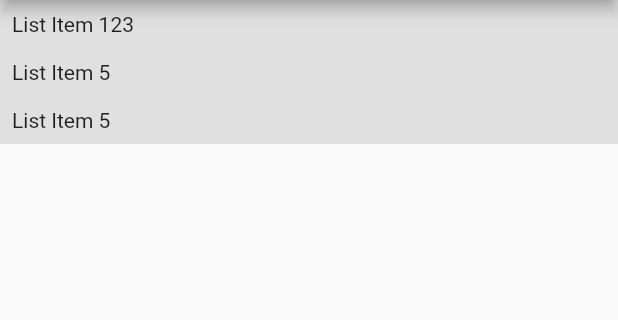
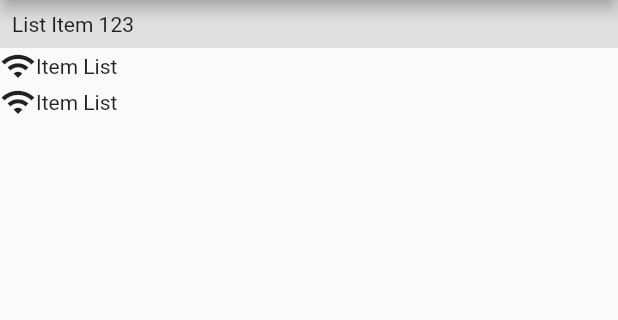
Before and after one commit to RustambekSafarov/listview_tutorial, a Flutter app: the screen it shows after launch, on a phone screen of 412 x 824 dp, the part 84-404 px from its top. Run offline on Flutter 3.47's test engine with Material 2 defaults, Android fonts, the phone set to English and light mode, and no system bars.

Commit message:
icon list

```diff
--- /dev/null
+++ b/lib/components/icon_widget.dart
@@ -0,0 +1,17 @@
+import 'package:flutter/material.dart';
+import 'package:flutter/src/foundation/key.dart';
+import 'package:flutter/src/widgets/framework.dart';
+
+class IconList extends StatelessWidget {
+  const IconList({Key? key}) : super(key: key);
+
+  @override
+  Widget build(BuildContext context) {
+    return Row(
+      children: [
+        Icon(Icons.wifi),
+        Text('Item List'),
+      ],
+    );
+  }
+}
--- a/lib/screen/listview_page.dart
+++ b/lib/screen/listview_page.dart
@@ -1,5 +1,6 @@
 import 'package:flutter/material.dart';
 import 'package:listview_tutorial/components/item_widget.dart';
+import 'package:listview_tutorial/components/icon_widget.dart';
 
 class listview_page extends StatelessWidget {
   listview_page({
@@ -7,8 +8,8 @@ class listview_page extends StatelessWidget {
   }) : super(key: key);
   List<Widget> list = [
     ItemWidget(title: 'List Item 123'),
-    ItemWidget(title: 'List Item 5'),
-    ItemWidget(title: 'List Item 5'),
+    IconList(),
+    IconList(),
   ];
   @override
   Widget build(BuildContext context) {
```
